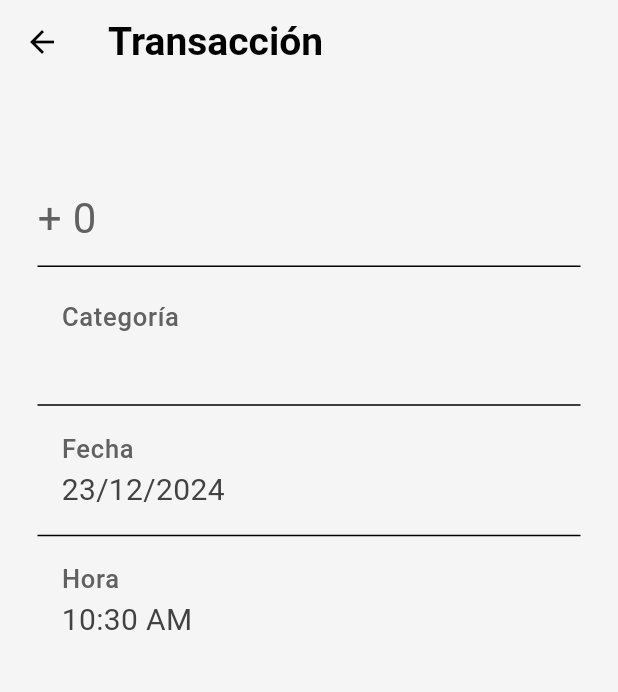
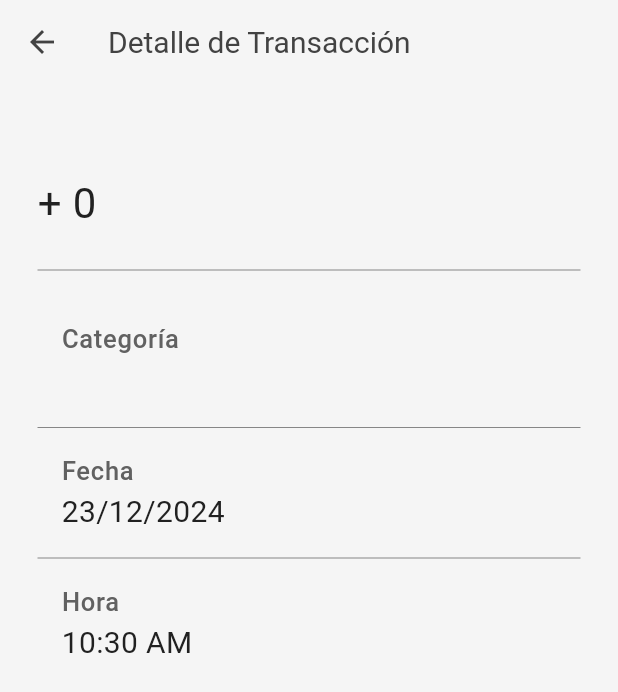
Before and after one commit to AlbenBustamante/fin-manage-app, a Flutter app: the TransactionDetail screen opened directly with empty values, on a phone screen of 412 x 824 dp. Shown: the top 692 px of the screen. Run offline on Flutter 3.47's test engine with Material 3 defaults, Android fonts, the phone set to English and light mode, and no system bars; our stand-ins replace bloc, cloud_firestore, equatable, firebase_auth, firebase_core, flutter_bloc and 2 more; accounts and stored records are empty; network calls fail.

Commit message:
update: little design styles

```diff
--- a/lib/app.dart
+++ b/lib/app.dart
@@ -74,6 +74,9 @@ class MyAppView extends StatelessWidget {
 
   ThemeData _theme() {
     return ThemeData(
+        appBarTheme: AppBarTheme(
+            titleTextStyle: TextStyle(fontSize: 20.0, color: Colors.grey[800]),
+            foregroundColor: Colors.grey[800]),
         colorScheme: ColorScheme.light(
             surface: Colors.grey.shade100, primary: Colors.deepPurple[500]!),
         textTheme: TextTheme(
--- a/lib/features/home/presentation/pages/transaction_detail.dart
+++ b/lib/features/home/presentation/pages/transaction_detail.dart
@@ -12,27 +12,30 @@ class TransactionDetail extends StatelessWidget {
 
   @override
   Widget build(BuildContext context) {
-    final theme = Theme.of(context);
     final expense = _transaction.type == TransactionType.expense;
 
     return Scaffold(
-        appBar: AppBar(title: const Text('Transacción')),
+        appBar: AppBar(title: const Text('Detalle de Transacción')),
         body: SingleChildScrollView(
             child: Padding(
           padding: const EdgeInsets.all(25.0),
           child:
               Column(crossAxisAlignment: CrossAxisAlignment.start, children: [
-            Text(_transaction.description, style: theme.textTheme.displaySmall),
+            Text(_transaction.description,
+                style: TextStyle(
+                    fontSize: 24.0,
+                    color: Colors.grey[800],
+                    fontWeight: FontWeight.w500)),
             Text('${expense ? '-' : '+'} ${_transaction.value}',
                 style: TextStyle(
-                  color: Colors.grey[700],
+                  color: Colors.grey[900],
                   fontSize: 28.0,
                 )),
-            const Divider(height: 25.0),
+            Divider(height: 50.0, color: Colors.grey[700], thickness: 0.5),
             _info('Categoría', _transaction.category),
-            const Divider(),
+            Divider(color: Colors.grey[700], thickness: 0.5),
             _info('Fecha', DateFormat('dd/MM/yyyy').format(_transaction.date)),
-            const Divider(),
+            Divider(color: Colors.grey[700], thickness: 0.5),
             _info('Hora', DateFormat('hh:mm a').format(_transaction.date))
           ]),
         )));
@@ -46,6 +49,6 @@ class TransactionDetail extends StatelessWidget {
                 fontWeight: FontWeight.w500,
                 color: Colors.grey[700])),
         subtitle: Text(subtitle,
-            style: TextStyle(fontSize: 20.0, color: Colors.grey[800])));
+            style: TextStyle(fontSize: 20.0, color: Colors.grey[900])));
   }
 }
```
Also changed, not shown: lib/features/home/presentation/pages/config_page.dart (+14 -7 lines), lib/features/home/presentation/pages/home_page.dart (+2 -9 lines).
